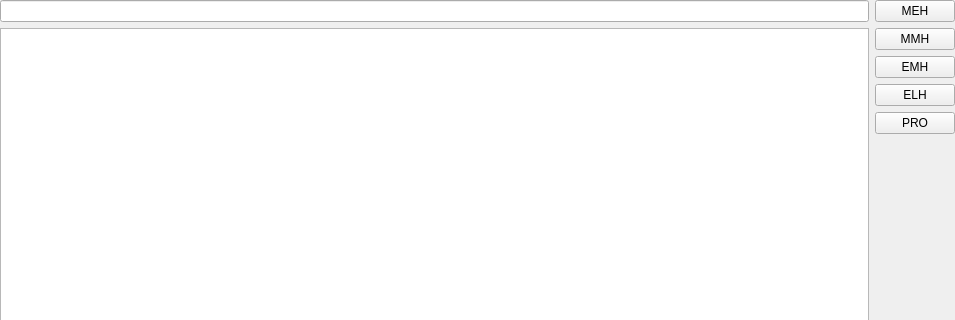
Before: the Qt Designer form UIs/ArchiveView/archive_view.ui in PippoGot/PRJ_Manager_2020, drawn with Qt 5; both pictures show x 0 to 955 and y 0 to 320 of the 955 by 565 pixel window.
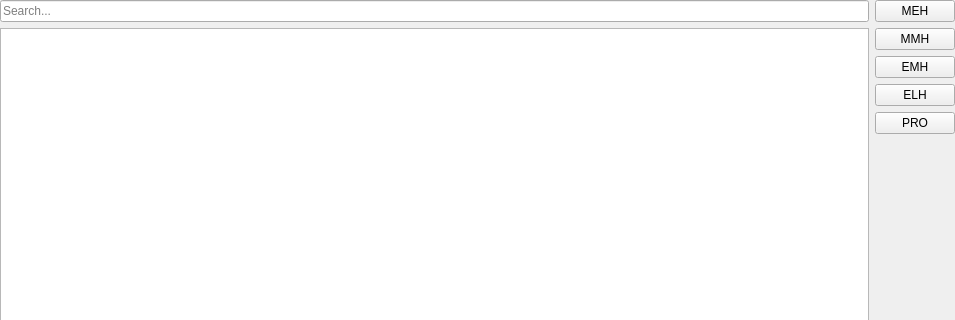
After: the same form once the commit is applied.

Diff of the .ui file:
```diff
--- a/UIs/ArchiveView/archive_view.ui
+++ b/UIs/ArchiveView/archive_view.ui
@@ -29,7 +29,11 @@
    <item>
     <layout class="QVBoxLayout" name="verticalLayout_2">
      <item>
-      <widget class="QLineEdit" name="uiSearchEntry"/>
+      <widget class="QLineEdit" name="uiSearchEntry">
+       <property name="placeholderText">
+        <string>Search...</string>
+       </property>
+      </widget>
      </item>
      <item>
       <widget class="QTableView" name="uiView"/>
```
Left out of the diff: 18 changed lines with no effect on the pictures.
